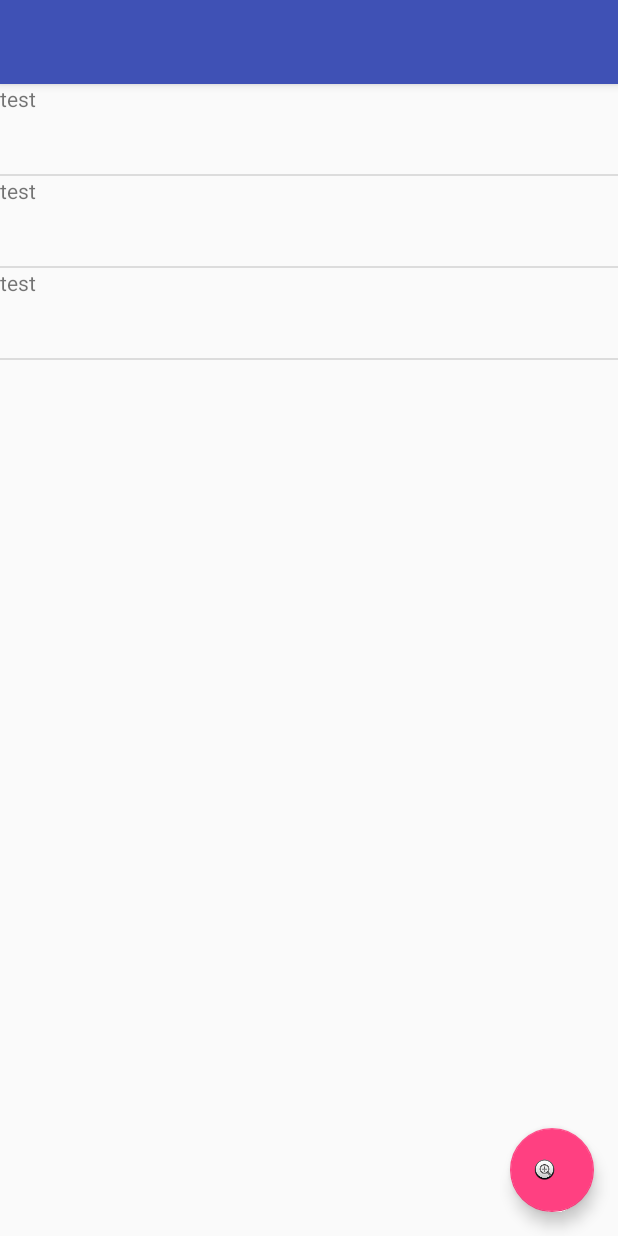
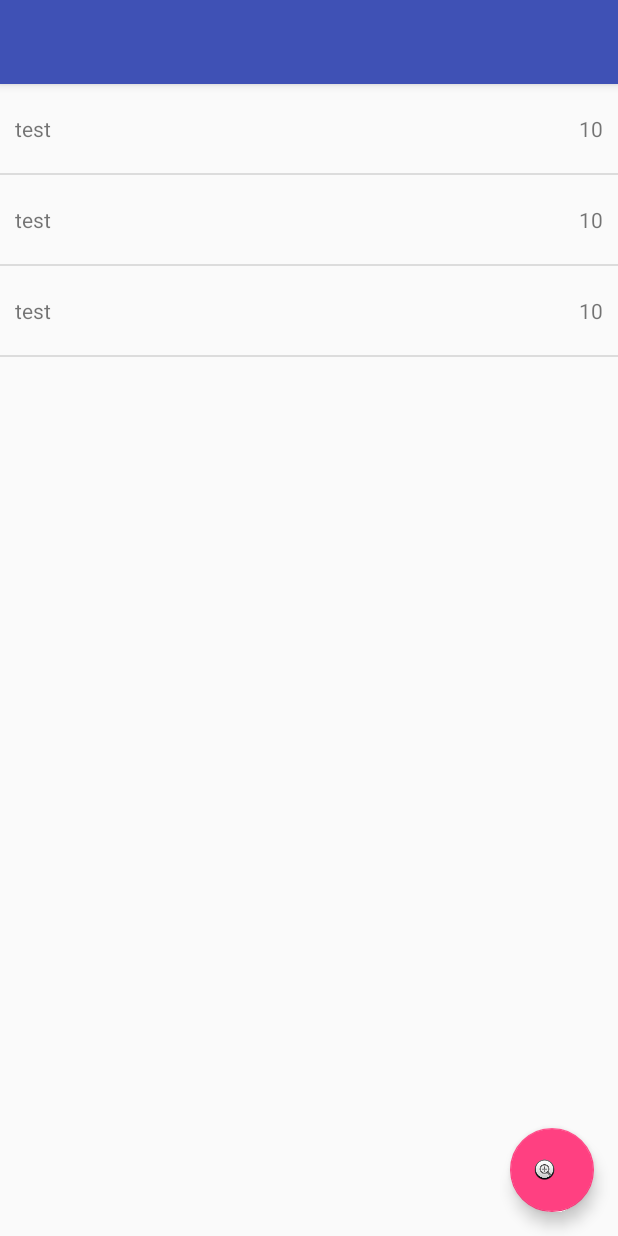
Before and after one commit to HaasBarnard/TheFirstOne, an Android app: the layout activity_main.xml on its own in the app's theme, with its tools: preview values and no code run, on a phone screen of 412 x 824 dp. Run offline under Robolectric (Android 15) with nearby library versions, the phone set to English and light mode, and no system bars.

Commit message:
initial fixes

```diff
--- a/app/build.gradle
+++ b/app/build.gradle
@@ -4,7 +4,7 @@ android {
     compileSdkVersion 26
     defaultConfig {
         applicationId "com.example.hanno.thefirstone"
-        minSdkVersion 15
+        minSdkVersion 21
         targetSdkVersion 26
         versionCode 1
         versionName "1.0"
--- a/app/src/main/java/com/example/hanno/thefirstone/GroceryItem.java
+++ b/app/src/main/java/com/example/hanno/thefirstone/GroceryItem.java
@@ -9,8 +9,8 @@ import com.orm.SugarRecord;
 public class GroceryItem extends SugarRecord<GroceryItem>
 {
     String name;
-    int quantity;
-    int minimumQuantity;
+    Integer quantity;
+    Integer minimumQuantity;
     boolean isLow;
 
     // TODO: 2018/01/26 add the expiry date and do daily checks to see what will be expiring soon
@@ -38,7 +38,7 @@ public class GroceryItem extends SugarRecord<GroceryItem>
         this.name = name;
     }
 
-    public int getQuantity()
+    public Integer getQuantity()
     {
         return quantity;
     }
--- a/app/src/main/java/com/example/hanno/thefirstone/GroceryItemAdapter.java
+++ b/app/src/main/java/com/example/hanno/thefirstone/GroceryItemAdapter.java
@@ -63,8 +63,12 @@ public class GroceryItemAdapter extends ArrayAdapter<GroceryItem>
         }
 
         TextView itemName = view.findViewById(R.id.txtvw_ItemName);
+        TextView itemQuantity = view.findViewById(R.id.txtvw_itemQuantity);
 
         itemName.setText(currentItem.getName());
+
+
+        itemQuantity.setText(currentItem.getQuantity().toString());
 
         return view;
     }
--- a/app/src/main/res/layout/row_grocery_item.xml
+++ b/app/src/main/res/layout/row_grocery_item.xml
@@ -1,12 +1,27 @@
 <?xml version="1.0" encoding="utf-8"?>
-<LinearLayout
+<RelativeLayout
     xmlns:android="http://schemas.android.com/apk/res/android"
     android:layout_width="match_parent"
-    android:layout_height="60dp">
+    android:layout_height="wrap_content"
+    android:paddingStart="10dp"
+    android:paddingEnd="10dp"
+    android:paddingTop="20dp"
+    android:paddingBottom="20dp">
     <TextView
         android:id="@+id/txtvw_ItemName"
         android:layout_width="wrap_content"
-        android:layout_height="60dp"
-        android:text="test"/>
+        android:layout_height="wrap_content"
+        android:text="test"
+        android:gravity="center"/>
 
-</LinearLayout>
+    <TextView
+        android:id="@+id/txtvw_itemQuantity"
+        android:layout_width="wrap_content"
+        android:layout_height="wrap_content"
+        android:gravity="center"
+        android:layout_alignParentEnd="true"
+        android:text="10"/>
+
+
+
+</RelativeLayout>
```
